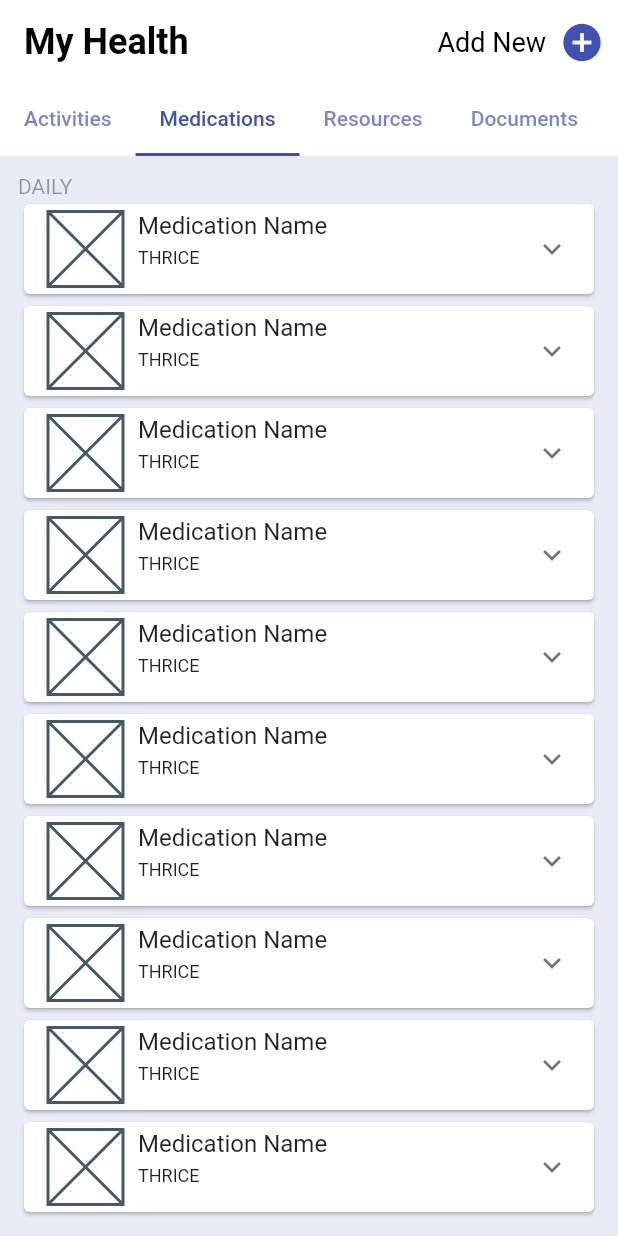
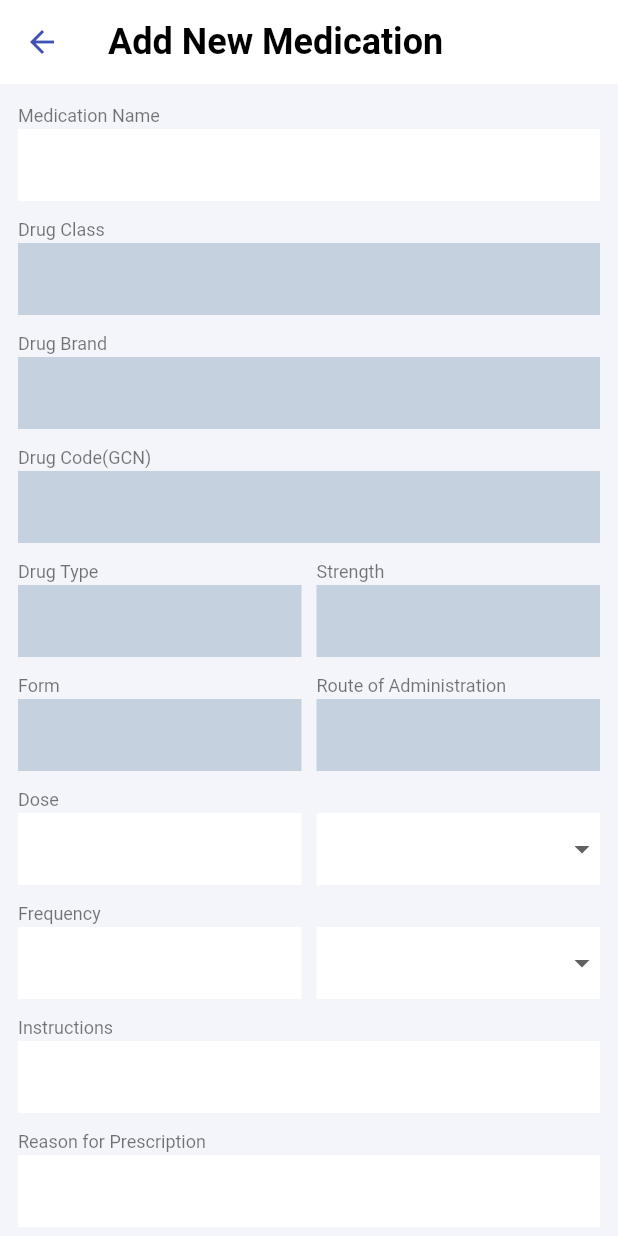
Before and after one commit to ShashankSMayya/my_health_app, a Flutter app: the screen it shows after launch, tab 2 chosen, after a tap on the "add circle" icon, on a phone screen of 412 x 824 dp. Run offline on Flutter 3.47's test engine with Material 2 defaults, Android fonts, the phone set to English and light mode, and no system bars; our stand-ins replace gap.

Commit message:
feat: add/edit medication screen

```diff
--- a/lib/presentation/screens/documents/documents_screen.dart
+++ b/lib/presentation/screens/documents/documents_screen.dart
@@ -16,7 +16,6 @@ class _DocumentsScreenState extends State<DocumentsScreen>
     super.build(context);
     return Container(
       padding: const EdgeInsets.all(12),
-      color: Colors.indigo.shade50,
       child: Column(
         crossAxisAlignment: CrossAxisAlignment.end,
         children: [
--- a/lib/presentation/screens/home_page.dart
+++ b/lib/presentation/screens/home_page.dart
@@ -1,6 +1,8 @@
 import 'package:flutter/material.dart';
 import 'package:my_health_app/presentation/screens/documents/documents_screen.dart';
 import 'package:my_health_app/presentation/screens/medications/view_medications_screen.dart';
+import 'package:my_health_app/routes/route_arguments.dart';
+import 'package:my_health_app/routes/routes.dart';
 
 class HomePage extends StatelessWidget {
   const HomePage({Key? key}) : super(key: key);
@@ -8,7 +10,6 @@ class HomePage extends StatelessWidget {
   @override
   Widget build(BuildContext context) {
     return Scaffold(
-      backgroundColor: Colors.white,
       appBar: AppBar(
         title: const Text(
           'My Health',
@@ -21,7 +22,10 @@ class HomePage extends StatelessWidget {
                 style: TextStyle(color: Colors.black, fontSize: 18),
               ),
               IconButton(
-                onPressed: () {},
+                onPressed: () {
+                  Navigator.pushNamed(context, Routes.addEditMedication,
+                      arguments: const AddEditMedicineArgs(isEdit: false));
+                },
                 icon: const Icon(Icons.add_circle),
                 iconSize: 30,
               ),
@@ -33,7 +37,9 @@ class HomePage extends StatelessWidget {
           length: 5,
           child: Column(
             children: [
-              const TabBar(
+              Container(
+                color: Colors.white,
+                child: const TabBar(
                   isScrollable: true,
                   tabs: [
                     Tab(
@@ -53,6 +59,7 @@ class HomePage extends StatelessWidget {
                     )
                   ],
                 ),
+              ),
               Expanded(
                   child: TabBarView(
                 children: [
--- /dev/null
+++ b/lib/presentation/screens/medications/add_edit_medication_screen.dart
@@ -0,0 +1,212 @@
+import 'package:flutter/cupertino.dart';
+import 'package:flutter/material.dart';
+import 'package:gap/gap.dart';
+import 'package:my_health_app/presentation/theme/app_colors.dart';
+import 'package:my_health_app/presentation/widgets/label_text.dart';
+
+class AddEditMedicationScreen extends StatelessWidget {
+  final bool isEdit;
+
+  const AddEditMedicationScreen({Key? key, this.isEdit = false})
+      : super(key: key);
+
+  @override
+  Widget build(BuildContext context) {
+    return Scaffold(
+        appBar: AppBar(
+          title: Text(isEdit ? 'Edit Medication' : 'Add New Medication'),
+        ),
+        body: SingleChildScrollView(
+          child: Padding(
+            padding: const EdgeInsets.all(12.0),
+            child: Column(
+              crossAxisAlignment: CrossAxisAlignment.start,
+              children: const [
+                LabelText('Medication Name'),
+                TextField(),
+                Gap(10),
+                _DrugInfo(),
+              ],
+            ),
+          ),
+        ));
+  }
+}
+
+class _DrugInfo extends StatelessWidget {
+  const _DrugInfo({Key? key}) : super(key: key);
+
+  @override
+  Widget build(BuildContext context) {
+    return Column(
+      crossAxisAlignment: CrossAxisAlignment.start,
+      children: [
+        const LabelText('Drug Class'),
+        const TextField(
+          readOnly: true,
+          decoration: InputDecoration(fillColor: AppColors.readOnlyField),
+        ),
+        const Gap(10),
+        const LabelText('Drug Brand'),
+        const TextField(
+          decoration: InputDecoration(fillColor: AppColors.readOnlyField),
+        ),
+        const Gap(10),
+        const LabelText('Drug Code(GCN)'),
+        const TextField(
+          decoration: InputDecoration(fillColor: AppColors.readOnlyField),
+        ),
+        const Gap(10),
+        Row(children: [
+          Expanded(
+            child: Column(
+              crossAxisAlignment: CrossAxisAlignment.start,
+              children: const [
+                LabelText('Drug Type'),
+                TextField(
+                  decoration:
+                      InputDecoration(fillColor: AppColors.readOnlyField),
+                ),
+              ],
+            ),
+          ),
+          const Gap(10),
+          Expanded(
+            child: Column(
+                crossAxisAlignment: CrossAxisAlignment.start,
+                children: const [
+                  LabelText('Strength'),
+                  TextField(
+                    decoration:
+                        InputDecoration(fillColor: AppColors.readOnlyField),
+                  ),
+                ]),
+          ),
+        ]),
+        const Gap(10),
+        Row(
+          children: [
+            Expanded(
+              child: Column(
+                  crossAxisAlignment: CrossAxisAlignment.start,
+                  children: const [
+                    LabelText('Form'),
+                    TextField(
+                      decoration:
+                          InputDecoration(fillColor: AppColors.readOnlyField),
+                    ),
+                  ]),
+            ),
+            const Gap(10),
+            Expanded(
+              child: Column(
+                  crossAxisAlignment: CrossAxisAlignment.start,
+                  children: const [
+                    LabelText('Route of Administration'),
+                    TextField(
+                      decoration:
+                          InputDecoration(fillColor: AppColors.readOnlyField),
+                    ),
+                  ]),
+            ),
+          ],
+        ),
+        const Gap(10),
+        Row(
+          children: [
+            Expanded(
+              child: Column(
+                  crossAxisAlignment: CrossAxisAlignment.start,
+                  children: const [
+                    LabelText('Dose'),
+                    TextField(
+                      decoration: InputDecoration(),
+                    ),
+                  ]),
+            ),
+            const Gap(10),
+            Expanded(
+              child: Column(
+                crossAxisAlignment: CrossAxisAlignment.start,
+                children: [
+                  const LabelText(''),
+                  Container(
+                    color: Colors.white,
+                    child: DropdownButton<String>(
+                      underline: const SizedBox.shrink(),
+                      items: const [
+                        DropdownMenuItem(
+                            child: Text('Capsules'), value: 'Capsules'),
+                      ],
+                      onChanged: (value) {},
+                      isExpanded: true,
+                    ),
+                  ),
+                ],
+              ),
+            ),
+          ],
+        ),
+        const Gap(10),
+        Row(
+          children: [
+            Expanded(
+              child: Column(
+                  crossAxisAlignment: CrossAxisAlignment.start,
+                  children: const [
+                    LabelText('Frequency'),
+                    TextField(
+                      decoration: InputDecoration(),
+                    ),
+                  ]),
+            ),
+            const Gap(10),
+            Expanded(
+              child: Column(
+                crossAxisAlignment: CrossAxisAlignment.start,
+                children: [
+                  const LabelText(''),
+                  Container(
+                    color: Colors.white,
+                    child: DropdownButton<String>(
+                      underline: const SizedBox.shrink(),
+                      items: const [
+                        DropdownMenuItem(
+                            child: Text('Capsules'), value: 'Capsules'),
+                      ],
+                      onChanged: (value) {},
+                      isExpanded: true,
+                    ),
+                  ),
+                ],
+              ),
+            ),
+          ],
+        ),
+        const Gap(10),
+        //TODO: Add a field to take in dosing hours
+        const LabelText('Instructions'),
+        const TextField(),
+        const Gap(10),
+        const LabelText('Reason for Prescription'),
+        const TextField(),
+        const Gap(10),
+        Row(
+          children: [
+            ElevatedButton(onPressed: () {}, child: const Text('Save')),
+            const Gap(10),
+            OutlinedButton(
+                onPressed: () {},
+                child: const Text(
+                  'Cancel',
+                  style: TextStyle(color: Colors.black),
+                ),
+                style: ButtonStyle(
+                  backgroundColor: MaterialStateProperty.all(Colors.white),
+                )),
+          ],
+        ),
+      ],
+    );
+  }
+}
--- a/lib/presentation/screens/medications/medication_card.dart
+++ b/lib/presentation/screens/medications/medication_card.dart
@@ -111,7 +111,7 @@ class MedicationCard extends StatelessWidget {
                     ),
                     const Gap(4),
                     const Text(
-                      'This will help with maintiaining the overall blood glucose level and consistency',
+                      'This will help with maintaining the overall blood glucose level and consistency',
                       style: TextStyle(fontWeight: FontWeight.bold),
                     ),
                   ],
@@ -123,7 +123,12 @@ class MedicationCard extends StatelessWidget {
               const Gap(10),
               const Padding(
                 padding: EdgeInsets.symmetric(horizontal: 16.0),
-                child: Text('Medication added by you'),
+                child: Text(
+                  'Medication added by you',
+                  style: TextStyle(
+                    color: Colors.black38,
+                  ),
+                ),
               ),
               Row(
                 children: [
--- a/lib/presentation/screens/medications/view_medications_screen.dart
+++ b/lib/presentation/screens/medications/view_medications_screen.dart
@@ -16,17 +16,16 @@ class _ViewMedicationsScreenState extends State<ViewMedicationsScreen>
     super.build(context);
     return Container(
       padding: const EdgeInsets.all(12.0),
-      color: Colors.indigo.shade50,
       child: Column(
         crossAxisAlignment: CrossAxisAlignment.start,
         children: [
-          Text(
+          const Text(
             'DAILY',
             style: TextStyle(color: Colors.black38),
           ),
           Expanded(
             child: ListView.builder(
-                itemBuilder: (context, index) => MedicationCard(),
+                itemBuilder: (context, index) => const MedicationCard(),
                 itemCount: 10),
           ),
         ],
--- /dev/null
+++ b/lib/presentation/theme/app_colors.dart
@@ -0,0 +1,9 @@
+import 'dart:ui';
+
+class AppColors {
+  AppColors._();
+
+  static const Color primary = Color(0xFF0065CB);
+  static const Color scaffoldBackground = Color(0xFFF4F5FB);
+  static const Color readOnlyField = Color(0xFFC5D1DF);
+}
--- a/lib/presentation/theme/app_theme.dart
+++ b/lib/presentation/theme/app_theme.dart
@@ -1,9 +1,11 @@
 import 'package:flutter/material.dart';
+import 'package:my_health_app/presentation/theme/app_colors.dart';
 
 class AppTheme {
   static ThemeData lightTheme(BuildContext context) => ThemeData(
+        primaryColor: AppColors.primary,
         primarySwatch: Colors.indigo,
-        scaffoldBackgroundColor: Colors.indigo.shade50,
+        scaffoldBackgroundColor: AppColors.scaffoldBackground,
         appBarTheme: const AppBarTheme(
           color: Colors.white,
           elevation: 0,
--- /dev/null
+++ b/lib/presentation/widgets/bottom_nav_bar.dart
@@ -0,0 +1,10 @@
+import 'package:flutter/material.dart';
+
+class BottomNavBar extends StatelessWidget {
+  const BottomNavBar({Key? key}) : super(key: key);
+
+  @override
+  Widget build(BuildContext context) {
+    return Container();
+  }
+}
--- /dev/null
+++ b/lib/presentation/widgets/label_text.dart
@@ -0,0 +1,15 @@
+import 'package:flutter/material.dart';
+
+class LabelText extends StatelessWidget {
+  final String text;
+
+  const LabelText(this.text, {Key? key}) : super(key: key);
+
+  @override
+  Widget build(BuildContext context) {
+    return Padding(
+      padding: const EdgeInsets.symmetric(vertical: 2.0),
+      child: Text(text, style: Theme.of(context).textTheme.caption),
+    );
+  }
+}
--- /dev/null
+++ b/lib/routes/route_arguments.dart
@@ -0,0 +1,5 @@
+class AddEditMedicineArgs {
+  final bool isEdit;
+
+  const AddEditMedicineArgs({this.isEdit = false});
+}
--- a/lib/routes/route_generator.dart
+++ b/lib/routes/route_generator.dart
@@ -1,9 +1,11 @@
 import 'package:flutter/material.dart';
 import 'package:my_health_app/presentation/screens/documents/add_document_screen.dart';
 import 'package:my_health_app/presentation/screens/documents/view_document_screen.dart';
+import 'package:my_health_app/routes/route_arguments.dart';
 import 'package:my_health_app/routes/routes.dart';
 
 import '../presentation/screens/home_page.dart';
+import '../presentation/screens/medications/add_edit_medication_screen.dart';
 
 class RouteGenerator {
   Route<dynamic> generateRoute(RouteSettings settings) {
@@ -15,6 +17,12 @@ class RouteGenerator {
         return MaterialPageRoute(builder: (_) => const AddDocumentScreen());
       case Routes.viewDocument:
         return MaterialPageRoute(builder: (_) => const ViewDocumentScreen());
+      case Routes.addEditMedication:
+        final data = args as AddEditMedicineArgs?;
+        return MaterialPageRoute(
+            builder: (_) => AddEditMedicationScreen(
+                  isEdit: data?.isEdit ?? false,
+                ));
       default:
         return MaterialPageRoute(
             builder: (_) => Scaffold(
--- a/lib/routes/routes.dart
+++ b/lib/routes/routes.dart
@@ -1,11 +1,9 @@
-class Routes{
+class Routes {
   const Routes._();
 
   static const String home = '/';
   static const String addDocument = 'addDocument';
   static const String viewDocument = 'viewDocument';
 
-
-
-
+  static const String addEditMedication = 'addEditMedication';
 }
```
Also changed, not shown: pubspec.yaml (+9 -0 lines), lib/data/models/medication_model.dart (added), pubspec.lock, 3 other files. Lines whose indentation alone changed are shown as unchanged.
